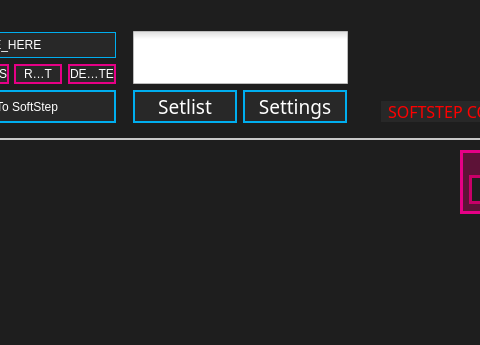
The window that standalone/advanced/forms/mainwindowWin.ui (Muse-Kinetics/softstep_editor) describes before a commit, drawn with Qt 5; both pictures show x 119 to 599 and y 0 to 345 of the 699 by 345 pixel window.
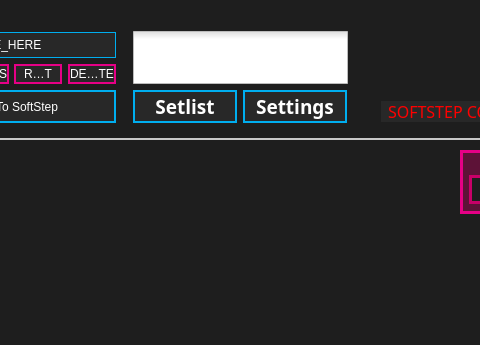
The same window after the commit. Icons and pictures are not drawn.

```diff
--- a/standalone/advanced/forms/mainwindowWin.ui
+++ b/standalone/advanced/forms/mainwindowWin.ui
@@ -851,11 +851,11 @@
      </property>
      <property name="font">
       <font>
-       <family>Futura-Normal</family>
+       <family>Corbel</family>
        <pointsize>14</pointsize>
-       <weight>50</weight>
+       <weight>75</weight>
        <italic>false</italic>
-       <bold>false</bold>
+       <bold>true</bold>
       </font>
      </property>
      <property name="toolTip">
@@ -912,11 +912,11 @@
      </property>
      <property name="font">
       <font>
-       <family>Futura-Normal</family>
+       <family>Corbel</family>
        <pointsize>14</pointsize>
-       <weight>50</weight>
+       <weight>75</weight>
        <italic>false</italic>
-       <bold>false</bold>
+       <bold>true</bold>
       </font>
      </property>
      <property name="toolTip">
```
Left out of the diff: 46 changed lines with no effect on the pictures.
